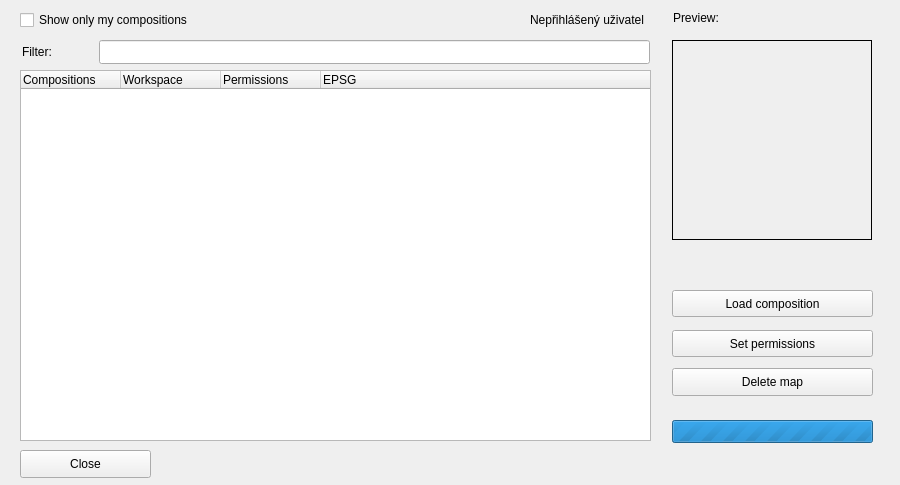
The window that dlg_addMap.ui (LESPROJEKT/qgis-layman-plugin) describes before a commit, drawn with Qt 5.
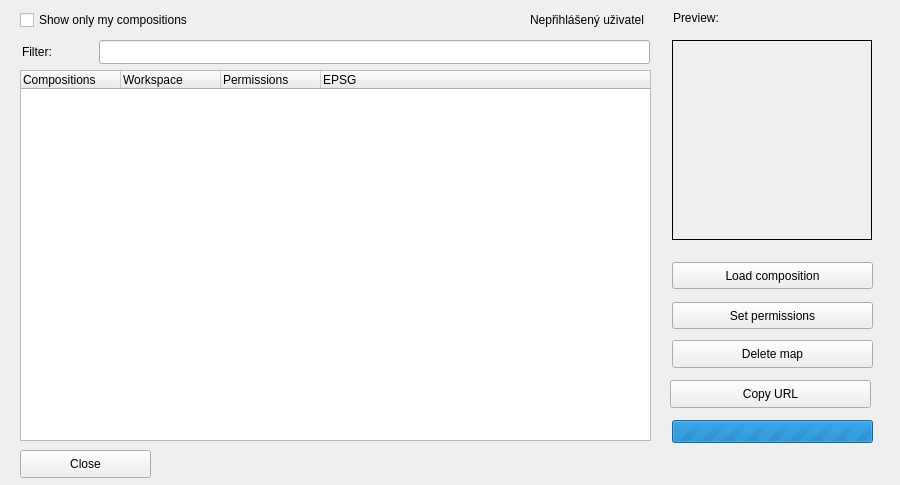
The same window after the commit. Custom widgets are drawn as their Qt base class.

Commit message: add URL button, async thumbnail

The edit to the form file:
```diff
--- a/dlg_addMap.ui
+++ b/dlg_addMap.ui
@@ -181,7 +181,7 @@
    <property name="geometry">
     <rect>
      <x>672</x>
-     <y>290</y>
+     <y>262</y>
      <width>201</width>
      <height>27</height>
     </rect>
@@ -194,7 +194,7 @@
    <property name="geometry">
     <rect>
      <x>672</x>
-     <y>368</y>
+     <y>340</y>
      <width>201</width>
      <height>28</height>
     </rect>
@@ -207,7 +207,7 @@
    <property name="geometry">
     <rect>
      <x>672</x>
-     <y>330</y>
+     <y>302</y>
      <width>201</width>
      <height>27</height>
     </rect>
@@ -277,6 +277,19 @@
     <string>Nepřihlášený uživatel</string>
    </property>
   </widget>
+  <widget class="QPushButton" name="pushButton_copyUrl">
+   <property name="geometry">
+    <rect>
+     <x>670</x>
+     <y>380</y>
+     <width>201</width>
+     <height>28</height>
+    </rect>
+   </property>
+   <property name="text">
+    <string>Copy URL</string>
+   </property>
+  </widget>
  </widget>
  <customwidgets>
   <customwidget>
```
The commit also changes 3 other files.
